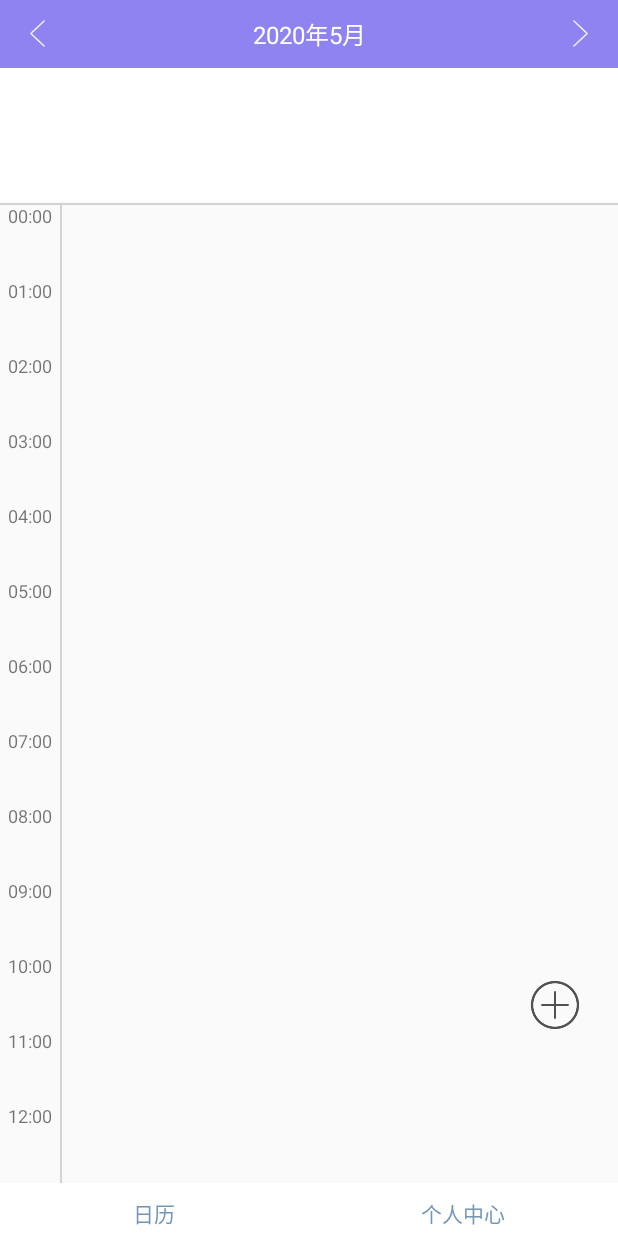
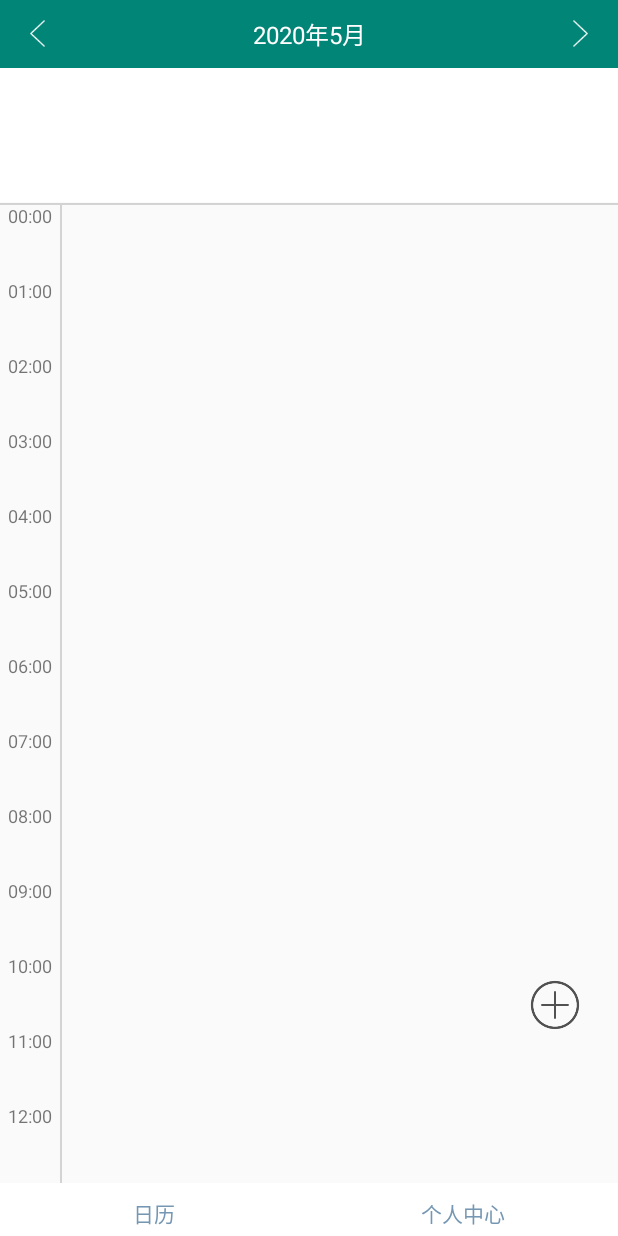
Before and after one commit to Elvirapyn/TimeManagement, an Android app: the screen it shows after launch (MainActivity), on a phone screen of 412 x 824 dp. Run offline under Robolectric (Android 15) with nearby library versions, the phone set to English and light mode, and no system bars.

Commit message:
pingyani2

```diff
--- a/app/src/main/res/layout/calendar.xml
+++ b/app/src/main/res/layout/calendar.xml
@@ -17,7 +17,7 @@
         app:daysSelectedBackground="@drawable/green_oval_bg"
         app:isCornerMark="true"
         app:weekTextColor="#099088"
-        app:monthBackgroundColor="#8F83F1"
+        app:monthBackgroundColor="@color/colorPrimary"
         app:nextArrowBg="@mipmap/white_right_arrow"
         app:preArrowBg="@mipmap/white_left_arrow" />
 
--- a/weekcalendarlib/src/main/res/layout/view_calender.xml
+++ b/weekcalendarlib/src/main/res/layout/view_calender.xml
@@ -12,7 +12,8 @@
         android:layout_height="45dp"
         android:gravity="center_vertical"
         android:paddingLeft="20dp"
-        android:paddingRight="20dp">
+        android:paddingRight="20dp"
+        android:background="@color/colorPrimary">
 
         <RelativeLayout
             android:id="@+id/iv_previous"
--- /dev/null
+++ b/weekcalendarlib/src/main/res/values/colors.xml
@@ -0,0 +1,8 @@
+<?xml version="1.0" encoding="utf-8"?>
+<resources>
+    <color name="colorPrimary">#008577</color>
+    <color name="colorPrimaryDark">#00574B</color>
+    <color name="colorAccent">#D81B60</color>
+    <color name="color_green">#6bbe39</color>
+    <color name="color_white">#fff</color>
+</resources>
```
